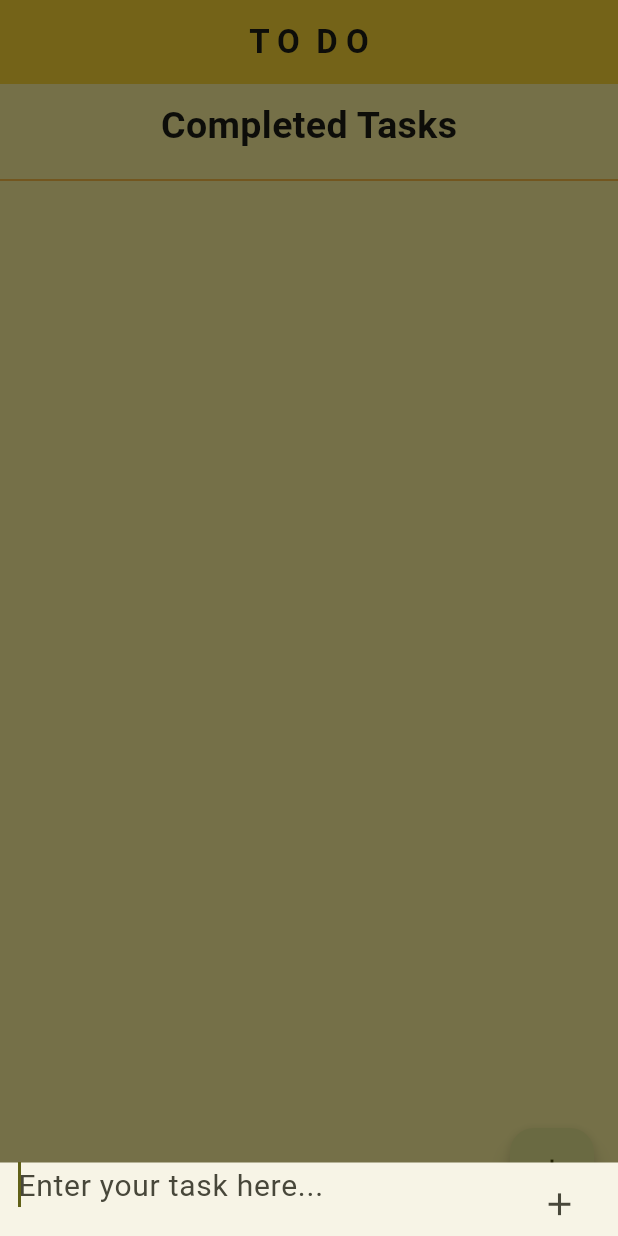
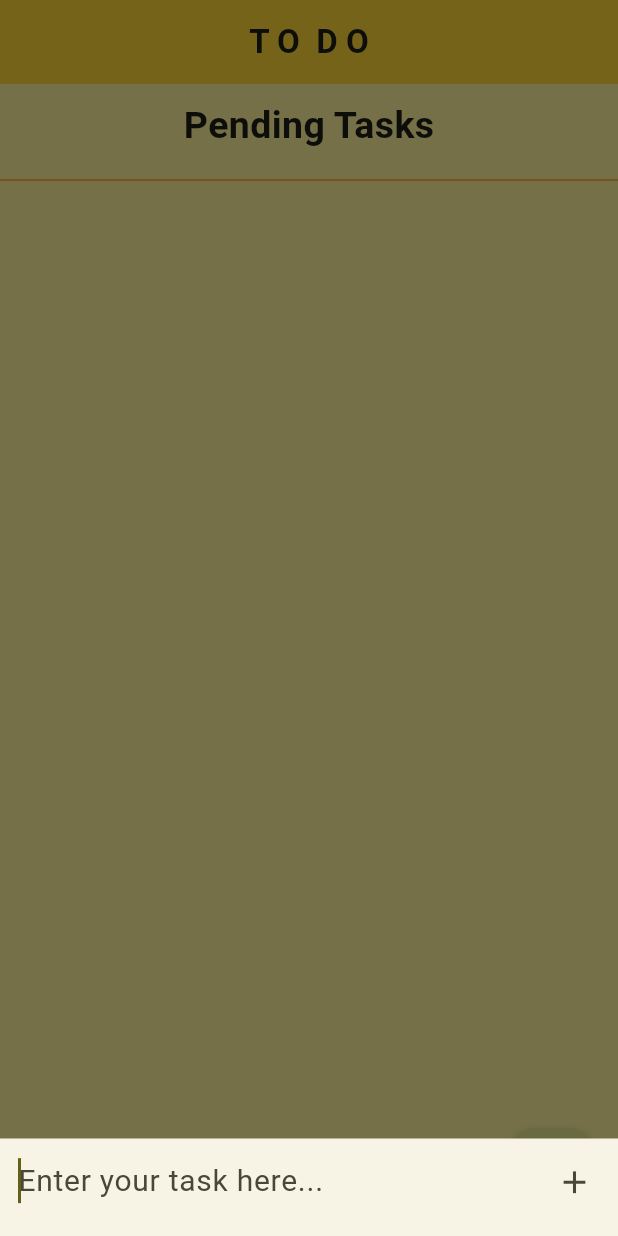
Before and after one commit to abhijeetmukund07/to_do_app, a Flutter app: the screen it shows after launch, after a tap on the "add" icon, on a phone screen of 412 x 824 dp. Run offline on Flutter 3.47's test engine with Material 3 defaults, Android fonts, the phone set to English and light mode, and no system bars.

Commit message:
Fixed the bug where text overflow would occur in textField and in toDoTile by wrapping Text of toDotile which is beside checkbox in expanded widget and setting the properties overflow: TextOverflow.visible, maxLines: null, softWrap: true,
Further, to textField to add new task i removed the hieght property of the container in which textField is wrapped.

```diff
--- a/lib/pages/to_do_page.dart
+++ b/lib/pages/to_do_page.dart
@@ -227,26 +227,24 @@ class _ToDoPageState extends State<ToDoPage> {
           true, // This makes sure the sheet is resized when the keyboard is shown
       builder: (context) {
         return Container(
-          height: 49,
           margin:
               EdgeInsets.only(bottom: MediaQuery.of(context).viewInsets.bottom),
           child: Expanded(
             child: Padding(
-              padding: const EdgeInsets.fromLTRB(12, 7, 15, 12),
+              padding: const EdgeInsets.fromLTRB(12, 5, 5, 12),
               child: TextField(
+                maxLines: null,
                 controller: newTaskController,
                 autofocus: true,
                 decoration: InputDecoration(
                     suffixIcon: IconButton(
-                        onPressed: () => _addNewTask(newTaskController.text),
-                        icon: const Padding(
-                          padding: EdgeInsets.fromLTRB(0, 0, 0, 20),
-                          child: Icon(
-                            Icons.add,
-                            // weight: 15,
-                            size: 25,
-                          ),
-                        )),
+                      onPressed: () => _addNewTask(newTaskController.text),
+                      icon: const Icon(
+                        Icons.add,
+                        // weight: 15,
+                        size: 25,
+                      ),
+                    ),
                     fillColor: Colors.amberAccent,
                     hintText: "Enter your task here...",
                     // hintStyle: const TextStyle(fontSize: 20),
@@ -298,7 +296,7 @@ class _ToDoPageState extends State<ToDoPage> {
             const Padding(
               padding: EdgeInsets.fromLTRB(0, 10, 0, 10),
               child: Text(
-                'Completed Tasks',
+                'Pending Tasks',
                 style: TextStyle(fontSize: 25, fontWeight: FontWeight.bold),
               ),
             ),
```
Also changed, not shown: lib/widgets/to_do_tile.dart (+15 -6 lines).
